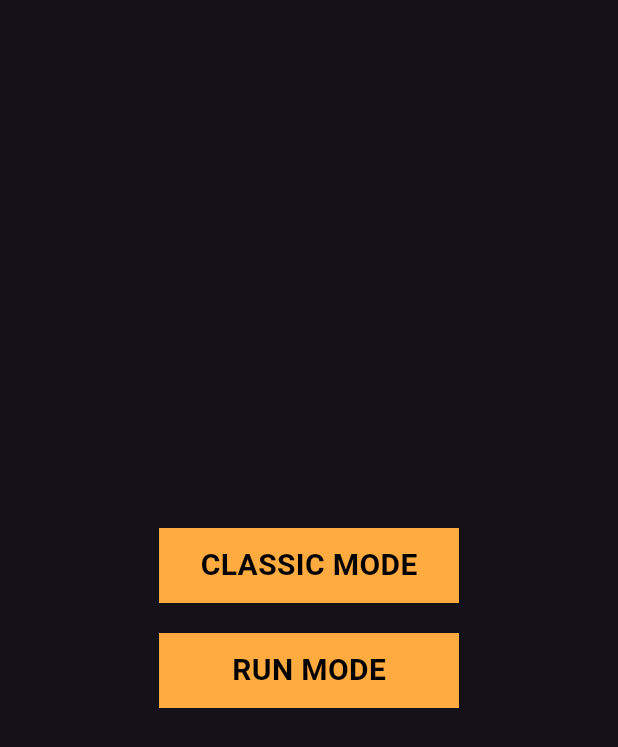
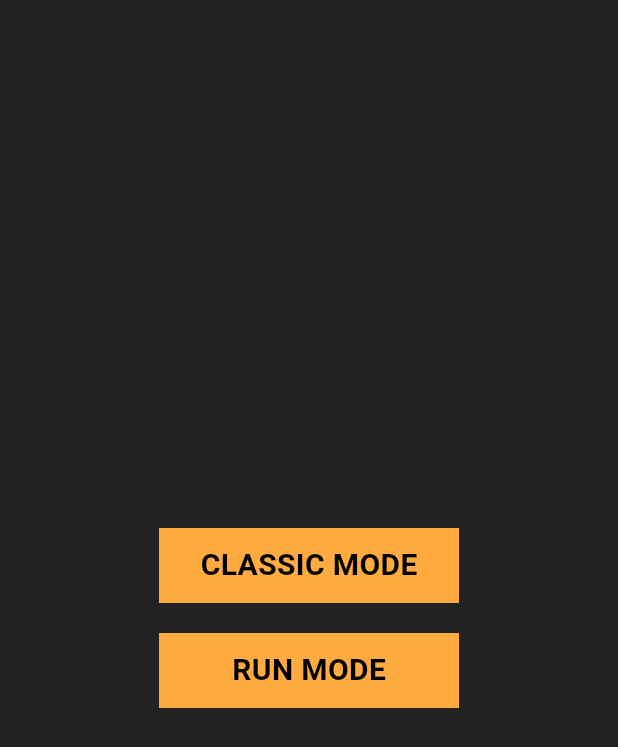
Before and after one commit to dumaloo/color_switch_game, a Flutter app: the screen it shows after launch, after a tap on "GAME MODES", on a phone screen of 412 x 824 dp. Shown: the top 747 px of the screen. Run offline on Flutter 3.47's test engine with Material 3 defaults, Android fonts, the phone set to English and light mode, and no system bars; missing offline and left inert: flame, flame_audio.

Commit message:
feat: Update background color in HomePage and SelectModePage

```diff
--- a/lib/main.dart
+++ b/lib/main.dart
@@ -42,6 +42,7 @@ class _HomePageState extends State<HomePage>
   @override
   Widget build(BuildContext context) {
     return Scaffold(
+      backgroundColor: const Color(0xFF222222),
       body: Center(
         child: Column(
           mainAxisAlignment: MainAxisAlignment.center,
--- a/lib/run_mode/run_mode_game.dart
+++ b/lib/run_mode/run_mode_game.dart
@@ -113,13 +113,11 @@ class RunModeGame extends FlameGame
   void pauseGame() {
     (decorator as PaintDecorator).addBlur(10);
     timeScale = 0.0;
-    print('pause game');
   }
 
   void resumeGame() {
     (decorator as PaintDecorator).addBlur(0);
     timeScale = 1.0;
-    print('resume game');
   }
 
   VoidCallback? onGameOver;
--- a/lib/select_mode_page.dart
+++ b/lib/select_mode_page.dart
@@ -8,6 +8,7 @@ class SelectModePage extends StatelessWidget {
   @override
   Widget build(BuildContext context) {
     return Scaffold(
+      backgroundColor: const Color(0xFF222222),
       body: Center(
         child: Column(
           mainAxisAlignment: MainAxisAlignment.center,
```
